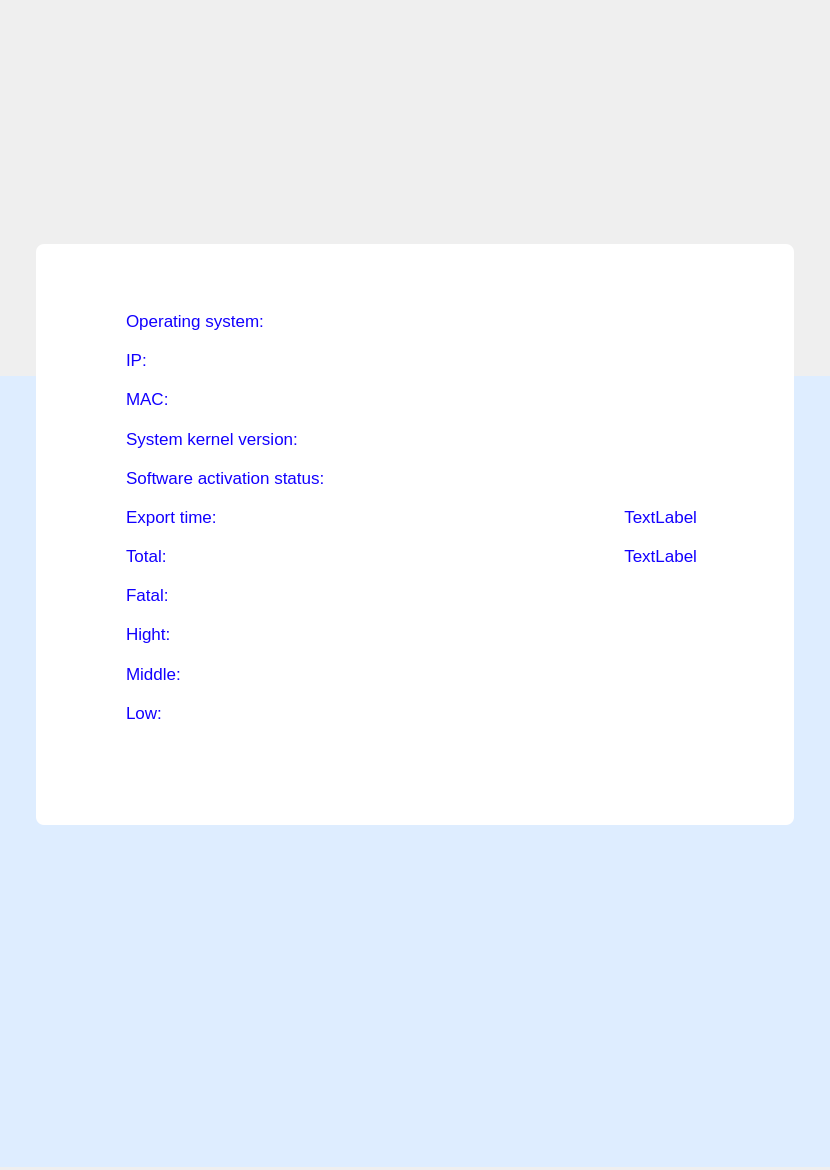
Old version of the form plugins/gui/vulnerability/reports/pdf.ui in the repository openeuler-mirror/ks-ssr.
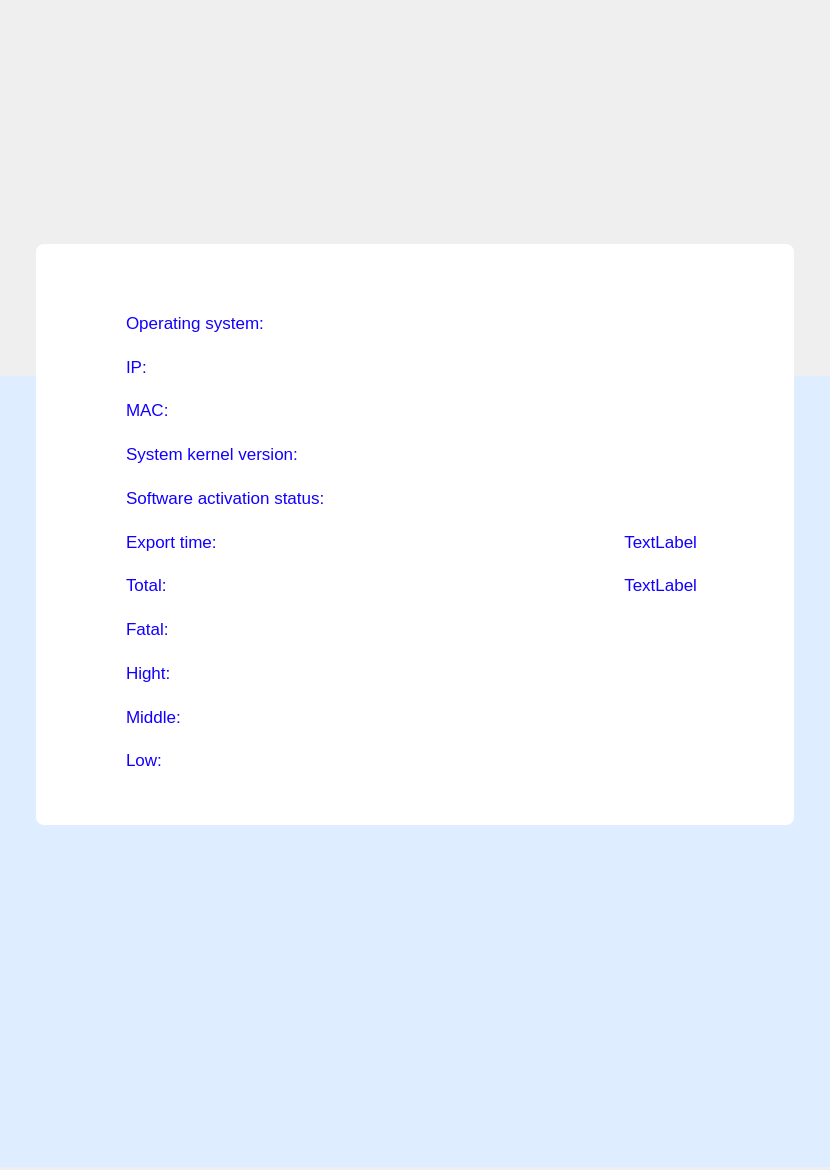
New version of the form. Icons and pictures are not drawn.

Commit message: feature（reports）：modify code changes - 报表加入主机名

What changed in the file:
```diff
--- a/plugins/gui/vulnerability/reports/pdf.ui
+++ b/plugins/gui/vulnerability/reports/pdf.ui
@@ -33,7 +33,7 @@
       <x>90</x>
       <y>57</y>
       <width>571</width>
-      <height>431</height>
+      <height>481</height>
      </rect>
     </property>
     <property name="styleSheet">
```
